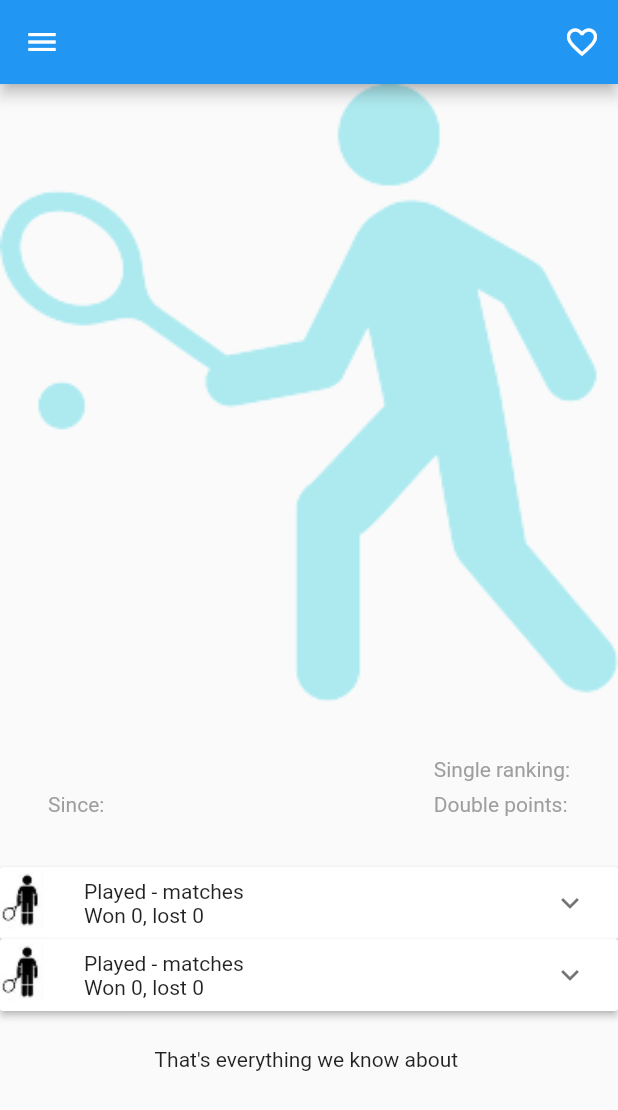
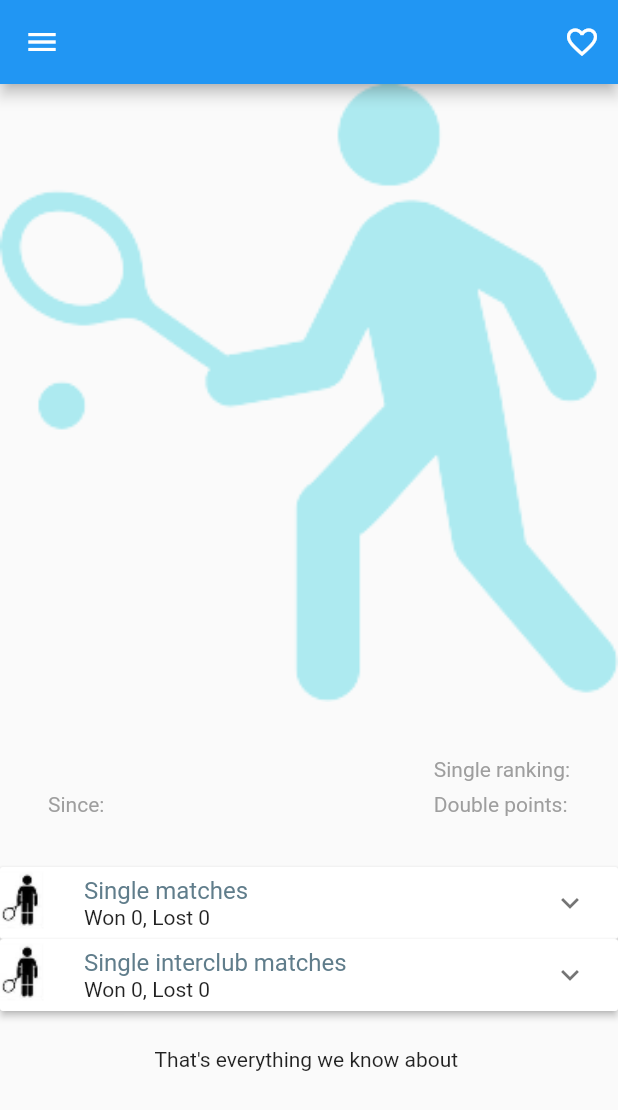
Before and after one commit to andreiboyanov/soumarin, a Flutter app: the PlayerDetails screen opened directly with empty values, in the side drawer, after a tap on the "favorite outline" icon, on a phone screen of 412 x 824 dp. Shown: the top 1110 px of the screen. Run offline on Flutter 3.47's test engine with Material 2 defaults, Android fonts, the phone set to English and light mode, and no system bars; our stand-ins replace sembast; missing offline and left inert: validator; network calls fail; project files that could hold a hidden picture were left out.

Commit message:
Match lists have title

```diff
--- a/lib/player_details.dart
+++ b/lib/player_details.dart
@@ -14,8 +14,9 @@ class PlayerDetails extends StatefulWidget {
   final Player player;
   final playersRegister = new PlayersRegister();
   final matchesRegister = new MatchesRegister();
-  final singleMatches = new ExpansionPanelMatchList();
-  final singleInterclubMatches = new ExpansionPanelMatchList();
+  final singleMatches = new ExpansionPanelMatchList("Single matches");
+  final singleInterclubMatches =
+      new ExpansionPanelMatchList("Single interclub matches");
 
   PlayerDetails(this.player);
 
--- a/lib/widgets/matches.dart
+++ b/lib/widgets/matches.dart
@@ -3,10 +3,12 @@ import 'package:flutter/material.dart';
 import "../types/match.dart";
 
 class ExpansionPanelMatchList {
+  final String title;
+  final Icon headerIcon;
   List<TennisMatch> matches;
   bool isExpanded = false;
 
-  ExpansionPanelMatchList([this.matches]);
+  ExpansionPanelMatchList(this.title, {this.matches, this.headerIcon});
 
   ExpansionPanel build(List<TennisMatch> matchList) {
     this.matches = matchList;
@@ -34,12 +36,10 @@ class ExpansionPanelMatchList {
         }
       }
     }
-    String woWonMessage =
-    matchesWonByWO > 0 ? " (${matchesWonByWO} by WO)" : "";
+    String woWonMessage = matchesWonByWO > 0 ? " ($matchesWonByWO by WO)" : "";
     String woLostMessage =
-    matchesLostByWO > 0 ? " (${matchesLostByWO} by WO)" : "";
-    return (BuildContext context, bool isExpanded) =>
-    new Container(
+        matchesLostByWO > 0 ? " ($matchesLostByWO by WO)" : "";
+    return (BuildContext context, bool isExpanded) => new Container(
           child: new Row(children: <Widget>[
             new Image.asset("images/single-player.png"),
             new Container(
@@ -47,12 +47,18 @@ class ExpansionPanelMatchList {
               child: Column(
                 crossAxisAlignment: CrossAxisAlignment.start,
                 children: <Widget>[
-              new Text(""
-                  "Played "
-                  "${matches == null ? '-' : matches.length} "
-                  "matches"),
-              new Text("Won ${matchesWon}${woWonMessage}, "
-                  "lost ${matchesLost}${woLostMessage}"),
+                  new Text(title,
+                    style: new TextStyle(
+                      color: Colors.blueGrey,
+                      fontSize: 16.0,
+                    ),
+                  ),
+//                  new Text(""
+//                      "Played "
+//                      "${matches == null ? '-' : matches.length} "
+//                      "matches"),
+                  new Text("Won $matchesWon$woWonMessage, "
+                      "Lost ${matchesLost}${woLostMessage}"),
                 ],
               ),
             ),
@@ -60,8 +66,7 @@ class ExpansionPanelMatchList {
         );
   }
 
-  Widget get body =>
-      matches == null
+  Widget get body => matches == null
       ? new Center(child: new CircularProgressIndicator())
       : new Row(
           children: <Widget>[
```
Lines whose indentation alone changed are shown as unchanged.
